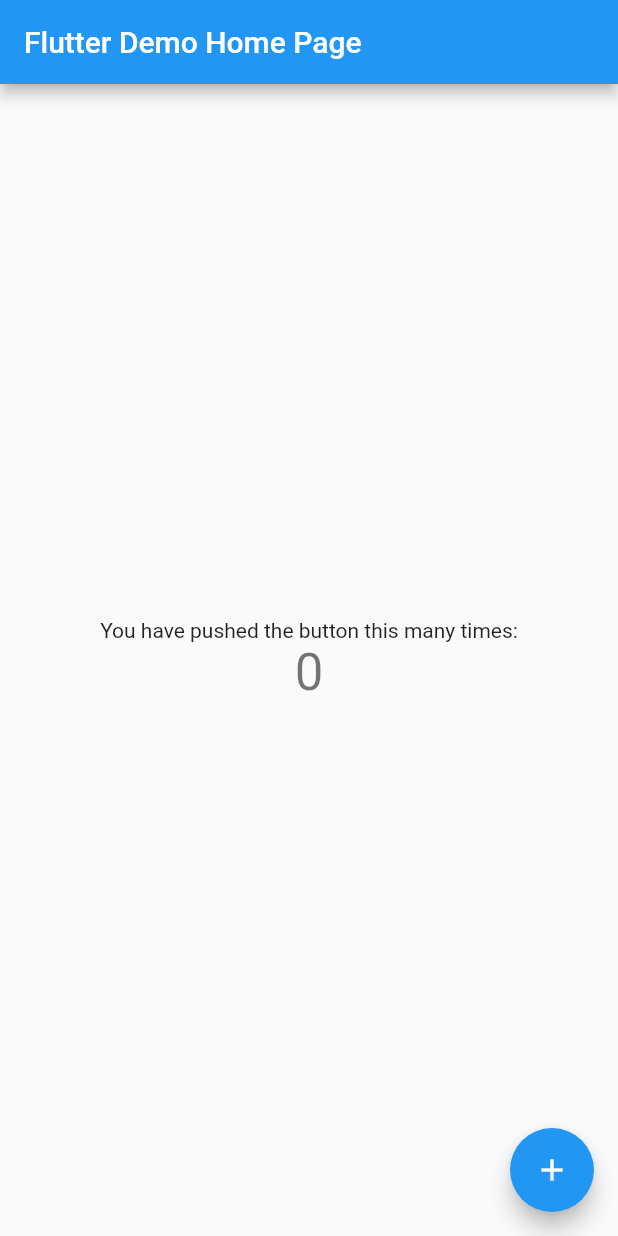
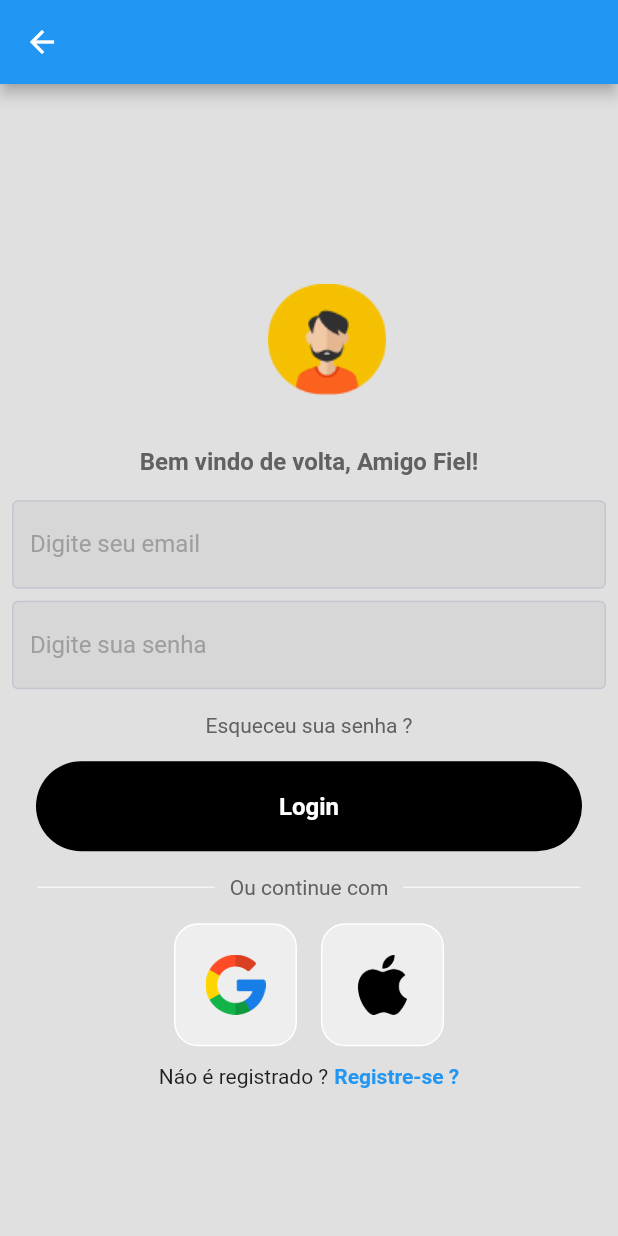
Before and after one commit to lucsbasto/amigo-fiel-app, a Flutter app: the screen it shows after launch, on a phone screen of 412 x 824 dp. Run offline on Flutter 3.47's test engine with Material 2 defaults, Android fonts, the phone set to English and light mode, and no system bars; our stand-ins replace hexcolor.

Commit message:
feat: add login widget

```diff
--- /dev/null
+++ b/lib/features/components/my_button.dart
@@ -0,0 +1,31 @@
+
+
+import 'package:flutter/material.dart';
+
+class MyButton extends StatelessWidget {
+  final Function()? onPressed;
+  const MyButton({super.key, required this.onPressed});
+
+  @override
+  Widget build(BuildContext context) {
+    return Container(
+      width: double.infinity,
+      margin: const EdgeInsets.symmetric(horizontal: 24),
+      height: 60,
+       child: TextButton(
+        style: TextButton.styleFrom(
+          backgroundColor: Colors.black,
+          shape: RoundedRectangleBorder(
+            borderRadius: BorderRadius.circular(50)
+          ),
+        ),
+        onPressed: onPressed,
+        child: const Text("Login", style: TextStyle(
+          color: Colors.white,
+          fontSize: 16,
+          fontWeight: FontWeight.bold
+        ),),
+      ),
+    );
+  }
+}
--- /dev/null
+++ b/lib/features/components/my_textfield.dart
@@ -0,0 +1,43 @@
+import 'package:flutter/material.dart';
+import 'package:hexcolor/hexcolor.dart';
+
+class MyTextField extends StatelessWidget {
+  // ignore: prefer_typing_uninitialized_variables
+  final controller;
+  final String hintText;
+  final String labelText;
+  final bool obscureText;
+
+  const MyTextField({
+    super.key,
+    required this.controller,
+    required this.hintText,
+    required this.labelText,
+    required this.obscureText,
+    });
+
+  @override
+  Widget build(BuildContext context) {
+    return Padding(
+            padding: const EdgeInsets.symmetric(horizontal: 8),
+            child: TextField(
+              controller: controller,
+              obscureText: obscureText,
+              decoration: InputDecoration(
+                enabledBorder: OutlineInputBorder(
+                  borderRadius: BorderRadius.circular(4),
+                  borderSide: BorderSide(color: HexColor("#CAC4D0")),
+                ),
+                focusedBorder: OutlineInputBorder(
+                  borderSide: BorderSide(color: HexColor("#CAC4D0"))
+                ),
+                filled: true,
+                hintText: hintText,
+                hintStyle: TextStyle(color: Colors.grey[500]),
+                labelText: labelText,
+                labelStyle: TextStyle(color: Colors.grey[500]),
+              ),
+            ),
+          );
+  }
+}
--- /dev/null
+++ b/lib/features/components/square_tile.dart
@@ -0,0 +1,22 @@
+import 'package:flutter/material.dart';
+
+class SquareTile extends StatelessWidget {
+  final String imagePath;
+  const SquareTile({super.key, required this.imagePath});
+
+  @override
+  Widget build(BuildContext context) {
+    return Container(
+      padding: const EdgeInsets.all(20),
+      decoration: BoxDecoration(
+        border: Border.all(color: Colors.white),
+        borderRadius: BorderRadius.circular(16),
+        color: Colors.grey[200]
+        ),
+      child: Image.asset(
+        imagePath,
+        height: 40,
+      ),
+    );
+  }
+}
--- /dev/null
+++ b/lib/features/login/presentation/pages/login_page.dart
@@ -0,0 +1,102 @@
+import 'package:amigo_fiel/features/components/square_tile.dart';
+import 'package:flutter/material.dart';
+import 'package:amigo_fiel/features/components/my_textfield.dart';
+import 'package:amigo_fiel/features/components/my_button.dart';
+
+class LoginPage extends StatelessWidget {
+  LoginPage({ Key? key }) : super(key: key);
+
+  final usernameController = TextEditingController();
+  final passwordController = TextEditingController();
+
+  @override
+  Widget build(BuildContext context) {
+    return Scaffold(
+      resizeToAvoidBottomInset: false,
+      backgroundColor: Colors.grey[300],
+      appBar: AppBar(leading: const BackButton()),
+      body: SafeArea(
+       child:  Column(
+        mainAxisAlignment: MainAxisAlignment.center,
+        children: [
+          const SizedBox(height: 32),
+          Padding(
+            padding: const EdgeInsets.only(left: 24),
+            child: Image.asset(
+              'lib/assets/images/avatar.png',
+              width: 80,
+              height: 80,
+              ),
+          ),
+          const SizedBox(height: 32),
+          Padding(
+            padding: const EdgeInsets.symmetric(horizontal: 8),
+            child: Text(
+              'Bem vindo de volta, Amigo Fiel!',
+              style: TextStyle(color: Colors.grey[700], fontSize: 16,
+              fontWeight: FontWeight.bold),
+            ),
+          ),
+          const SizedBox(height: 16),
+          // email text field
+          MyTextField(controller: usernameController, hintText: "email@mail.com", obscureText: false, labelText: "Digite seu email",),
+          const SizedBox(height: 8),
+          // password text field
+          MyTextField(controller: passwordController, hintText: "password",obscureText: true, labelText: "Digite sua senha"),
+          const SizedBox(height: 16),
+
+          // Forgot password
+          Text('Esqueceu sua senha ?', style: TextStyle(color: Colors.grey[700])),
+          const SizedBox(height: 16),
+
+          // Login button
+          const MyButton(onPressed: null),
+          const SizedBox(height: 16),
+           //divider
+          Padding(
+            padding: const EdgeInsets.symmetric(horizontal: 25),
+            child: Row(
+              children: [
+                const Expanded(child: Divider(
+                  color: Colors.white,
+                  )
+                ),
+                Padding(
+                  padding: const EdgeInsets.symmetric(horizontal: 10),
+                  child: Text("Ou continue com", style: TextStyle(color: Colors.grey[700]),),
+                ),
+                const Expanded(child: Divider(
+                  color: Colors.white,
+                  )
+                ),
+              ],
+            ),
+          ),
+          const SizedBox(height: 16),
+          // Login com google
+          // Login com apple
+          Row(
+              mainAxisAlignment: MainAxisAlignment.center,
+              children: const [
+              SquareTile(imagePath: 'lib/assets/images/google.png'),
+              SizedBox(width: 16),
+              SquareTile(imagePath: 'lib/assets/images/apple.png'),
+            ],
+          ),
+          const SizedBox(height: 12),
+
+          // náo registrado ? register now
+          Row(
+            mainAxisAlignment: MainAxisAlignment.center,
+            children: const [
+              Text("Náo é registrado ?"),
+              SizedBox(width: 4,),
+              Text("Registre-se ?",style: TextStyle(color: Colors.blue, fontWeight: FontWeight.bold),)
+            ],
+          )
+        ],
+      ),
+      )
+    );
+  }
+}
--- a/lib/main.dart
+++ b/lib/main.dart
@@ -1,67 +1,17 @@
 import 'package:flutter/material.dart';
+import 'features/login/presentation/pages/login_page.dart';
 
-void main() {
+void main(){
   runApp(const MyApp());
 }
-
 class MyApp extends StatelessWidget {
   const MyApp({super.key});
 
-  // This widget is the root of your application.
   @override
   Widget build(BuildContext context) {
     return MaterialApp(
-      title: 'Flutter Demo',
-      theme: ThemeData(
-        primarySwatch: Colors.blue,
-      ),
-      home: const MyHomePage(title: 'Flutter Demo Home Page'),
+      debugShowCheckedModeBanner: false,
+      home: LoginPage()
     );
   }
 }
-
-class MyHomePage extends StatefulWidget {
-  const MyHomePage({super.key, required this.title});
-  final String title;
-
-  @override
-  State<MyHomePage> createState() => _MyHomePageState();
-}
-
-class _MyHomePageState extends State<MyHomePage> {
-  int _counter = 0;
-
-  void _incrementCounter() {
-    setState(() {
-      _counter++;
-    });
-  }
-
-  @override
-  Widget build(BuildContext context) {
-    return Scaffold(
-      appBar: AppBar(
-        title: Text(widget.title),
-      ),
-      body: Center(
-        child: Column(
-          mainAxisAlignment: MainAxisAlignment.center,
-          children: <Widget>[
-            const Text(
-              'You have pushed the button this many times:',
-            ),
-            Text(
-              '$_counter',
-              style: Theme.of(context).textTheme.headlineMedium,
-            ),
-          ],
-        ),
-      ),
-      floatingActionButton: FloatingActionButton(
-        onPressed: _incrementCounter,
-        tooltip: 'Increment',
-        child: const Icon(Icons.add),
-      ), // This trailing comma makes auto-formatting nicer for build methods.
-    );
-  }
-}
```
Also changed, not shown: pubspec.yaml (+3 -48 lines), lib/assets/images/apple.png (added), lib/assets/images/avatar.png (added), lib/assets/images/google.png (added), pubspec.lock, 1 other file.
